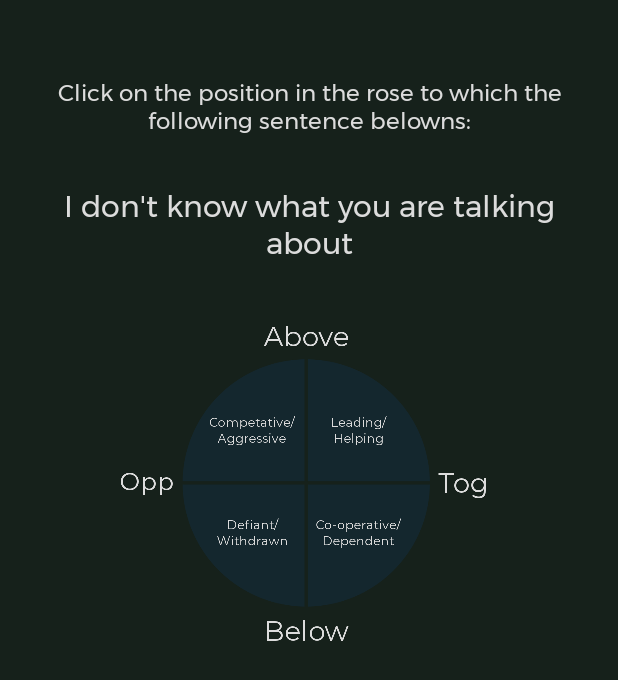
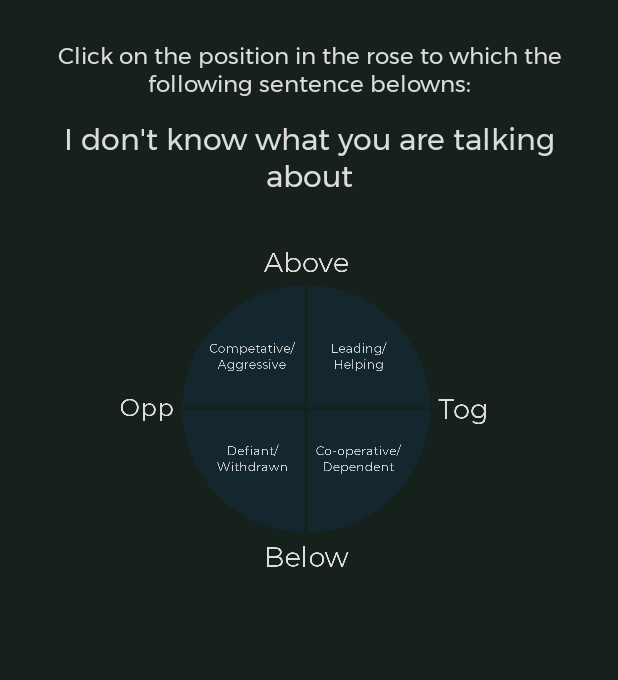
Before and after one commit to JZwamborn/Applab-Rose-of-Leary, an Android app: the CustomViewActivity screen opened directly, with no data from a screen before it, on a phone screen of 412 x 824 dp. Shown: the top 680 px of the screen. Run offline under Robolectric (Android 15) with nearby library versions, the phone set to English and light mode, and no system bars.

Commit message:
Fixed margins on score and quiz activity

```diff
--- a/app/src/main/res/layout/activity_custom_view.xml
+++ b/app/src/main/res/layout/activity_custom_view.xml
@@ -20,7 +20,7 @@
             android:layout_marginLeft="15dp"
             android:layout_marginRight="15dp"
             android:layout_alignParentTop="true"
-            android:layout_marginTop="50dp"
+            android:layout_marginTop="25dp"
             android:text="Click on the position in the rose to which the following sentence belowns:"
             android:gravity="center"
             android:textColor="@color/textColor"
@@ -35,7 +35,7 @@
             android:layout_below="@+id/textView3"
             android:layout_centerHorizontal="true"
             android:gravity="center"
-            android:layout_marginTop="30dp"
+            android:layout_marginTop="10dp"
             android:text= "Ik heb gehoord dat de parking betalend wordt."
             android:textColor="@color/textColor"
             android:textSize="20sp" />
@@ -48,7 +48,7 @@
             android:layout_below="@+id/textView4"
             android:layout_centerHorizontal="true"
             android:focusable="true"
-            android:layout_marginTop="20dp"
+            android:layout_marginTop="15dp"
             android:scaleType="fitCenter"
             android:visibility="invisible"
             app:srcCompat="@drawable/lb_green_whole" />
@@ -60,7 +60,7 @@
             android:layout_below="@+id/textView4"
             android:layout_centerHorizontal="true"
             android:focusable="true"
-            android:layout_marginTop="20dp"
+            android:layout_marginTop="15dp"
             android:scaleType="fitCenter"
             android:visibility="invisible"
             app:srcCompat="@drawable/lb_red_whole" />
@@ -73,7 +73,7 @@
             android:layout_centerHorizontal="true"
             android:clickable="true"
             android:focusable="true"
-            android:layout_marginTop="20dp"
+            android:layout_marginTop="15dp"
             android:scaleType="fitCenter"
             android:visibility="invisible"
             app:srcCompat="@drawable/lo_green" />
@@ -86,7 +86,7 @@
             android:layout_centerHorizontal="true"
             android:clickable="true"
             android:focusable="true"
-            android:layout_marginTop="20dp"
+            android:layout_marginTop="15dp"
             android:scaleType="fitCenter"
             android:visibility="invisible"
             app:srcCompat="@drawable/lo_red" />
@@ -99,7 +99,7 @@
             android:layout_centerHorizontal="true"
             android:clickable="true"
             android:focusable="true"
-            android:layout_marginTop="20dp"
+            android:layout_marginTop="15dp"
             android:scaleType="fitCenter"
             android:visibility="invisible"
             app:srcCompat="@drawable/ro_green" />
@@ -112,7 +112,7 @@
             android:layout_centerHorizontal="true"
             android:clickable="true"
             android:focusable="true"
-            android:layout_marginTop="20dp"
+            android:layout_marginTop="15dp"
             android:scaleType="fitCenter"
             android:visibility="invisible"
             app:srcCompat="@drawable/ro_red" />
@@ -125,7 +125,7 @@
             android:layout_centerHorizontal="true"
             android:clickable="true"
             android:focusable="true"
-            android:layout_marginTop="20dp"
+            android:layout_marginTop="15dp"
             android:scaleType="fitCenter"
             android:visibility="invisible"
             app:srcCompat="@drawable/rb_red" />
@@ -138,7 +138,7 @@
             android:layout_centerHorizontal="true"
             android:clickable="true"
             android:focusable="true"
-            android:layout_marginTop="20dp"
+            android:layout_marginTop="15dp"
             android:scaleType="fitCenter"
             android:visibility="invisible"
             app:srcCompat="@drawable/rb_green" />
@@ -151,7 +151,7 @@
             android:layout_centerHorizontal="true"
             android:clickable="true"
             android:focusable="true"
-            android:layout_marginTop="20dp"
+            android:layout_marginTop="15dp"
             android:scaleType="fitCenter"
             android:visibility="visible"
             app:srcCompat="@drawable/roos" />
@@ -164,7 +164,7 @@
             android:layout_centerInParent="true"
             android:clickable="true"
             android:focusable="true"
-            android:layout_marginTop="20dp"
+            android:layout_marginTop="15dp"
             android:visibility="invisible"
             app:srcCompat="@drawable/clickablerose" />
 
@@ -178,7 +178,7 @@
             android:layout_centerHorizontal="true"
             android:text = "                                            "
             android:gravity="center"
-            android:layout_marginTop="30dp"
+            android:layout_marginTop="15dp"
             android:textColor="@color/textColor"
             android:textSize="15sp" />
 
@@ -190,7 +190,7 @@
             android:layout_centerHorizontal="true"
             android:background="@color/colorPrimary"
             android:text="Next"
-            android:layout_marginTop="20dp"
+            android:layout_marginTop="15dp"
             android:visibility="invisible"
             android:textColor="@color/textColor" />
 
```
Also changed, not shown: app/src/main/res/layout/score_screen.xml (+7 -7 lines).
